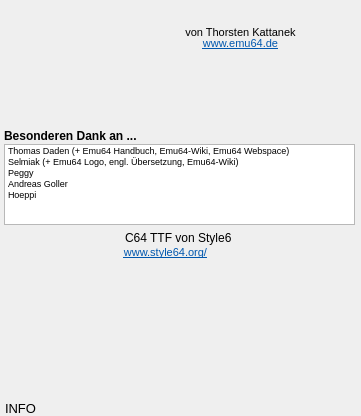
The window that info_window.ui (ThKattanek/emu64) describes before a commit, drawn with Qt 5.
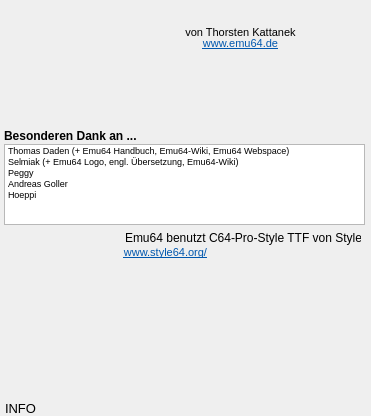
The same window after the commit. Icons and pictures are not drawn.

Commit message: Kleine Änderung an der Info Box

The edit to the form file:
```diff
--- a/info_window.ui
+++ b/info_window.ui
@@ -6,7 +6,7 @@
    <rect>
     <x>0</x>
     <y>0</y>
-    <width>361</width>
+    <width>371</width>
     <height>416</height>
    </rect>
   </property>
@@ -36,7 +36,7 @@
     <rect>
      <x>5</x>
      <y>285</y>
-     <width>351</width>
+     <width>361</width>
      <height>113</height>
     </rect>
    </property>
@@ -144,7 +144,7 @@
     <rect>
      <x>4</x>
      <y>144</y>
-     <width>351</width>
+     <width>361</width>
      <height>81</height>
     </rect>
    </property>
@@ -256,12 +256,12 @@
     <rect>
      <x>125</x>
      <y>230</y>
-     <width>106</width>
+     <width>236</width>
      <height>16</height>
     </rect>
    </property>
    <property name="text">
-    <string>C64 TTF von Style64</string>
+    <string>Emu64 benutzt C64-Pro-Style TTF von Style64</string>
    </property>
   </widget>
  </widget>
```
